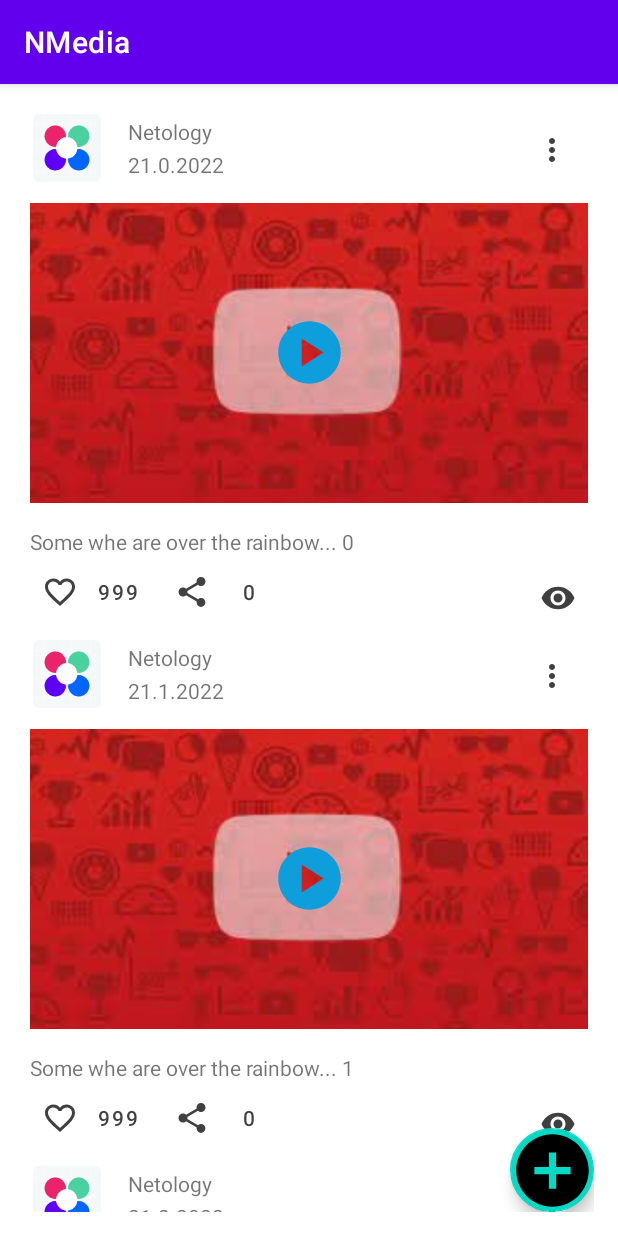
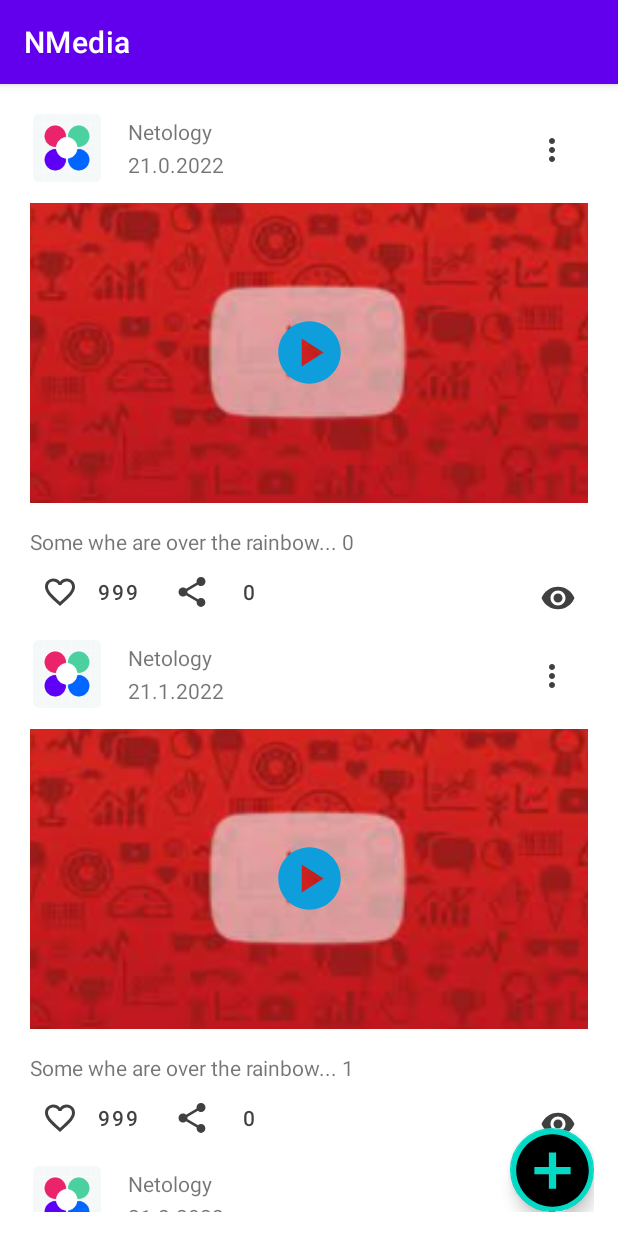
Before and after one commit to Sasertuga/-1.1.-Android-Studio-SDK-, an Android app: the screen it shows after launch (MainActivity), on a phone screen of 412 x 824 dp. Run offline under Robolectric (Android 15) with nearby library versions, the phone set to English and light mode, and no system bars.

Commit message:
fix action

```diff
--- a/app/src/main/res/layout/post.xml
+++ b/app/src/main/res/layout/post.xml
@@ -134,7 +134,7 @@
         app:layout_constraintStart_toStartOf="parent"
         app:layout_constraintEnd_toEndOf="parent"
         app:layout_constraintBottom_toTopOf="@id/text_Post"
-        android:background="@drawable/preview"
+        android:background="@mipmap/banner_video"
         />
 
     <ImageButton
```
Also changed, not shown: app/src/main/res/drawable-v24/preview.png (deleted).
